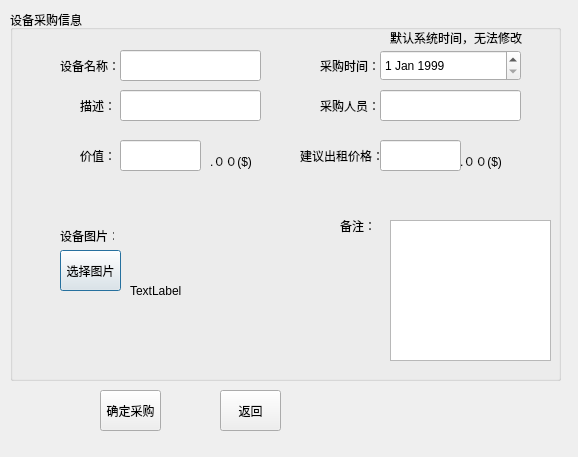
Qt form src/insertwindow.ui (guanqian1994/EquipmentManagementSystem) before a commit.
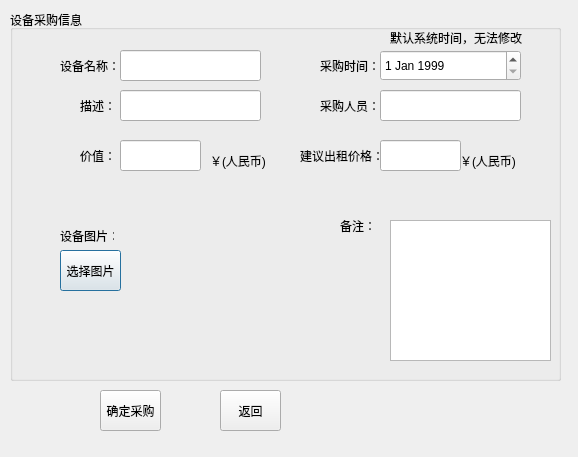
The same form after that commit.

What changed in the file:
```diff
--- a/src/insertwindow.ui
+++ b/src/insertwindow.ui
@@ -219,7 +219,7 @@
      </rect>
     </property>
     <property name="text">
-     <string>TextLabel</string>
+     <string/>
     </property>
    </widget>
    <widget class="QPushButton" name="openfile">
@@ -240,12 +240,12 @@
      <rect>
       <x>200</x>
       <y>140</y>
-      <width>54</width>
+      <width>61</width>
       <height>21</height>
      </rect>
     </property>
     <property name="text">
-     <string>.００($)</string>
+     <string>￥(人民币)</string>
     </property>
    </widget>
    <widget class="QLabel" name="label_10">
@@ -253,12 +253,12 @@
      <rect>
       <x>450</x>
       <y>140</y>
-      <width>54</width>
+      <width>61</width>
       <height>21</height>
      </rect>
     </property>
     <property name="text">
-     <string>.００($)</string>
+     <string>￥(人民币)</string>
     </property>
    </widget>
    <widget class="QLabel" name="label_11">
```
